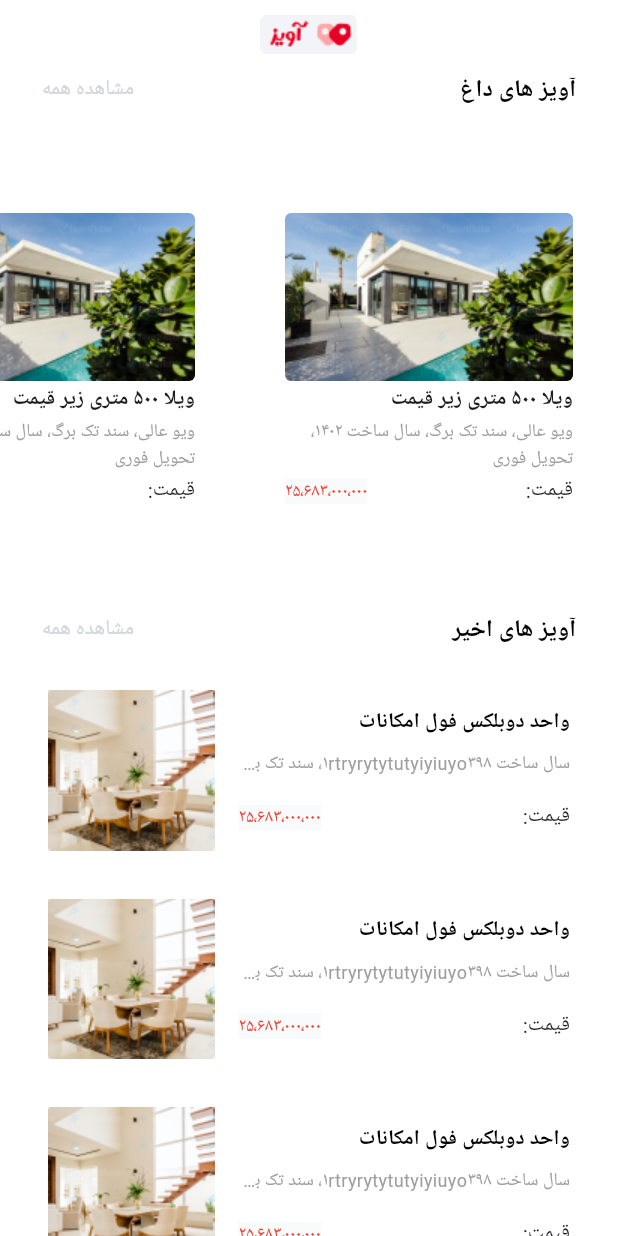
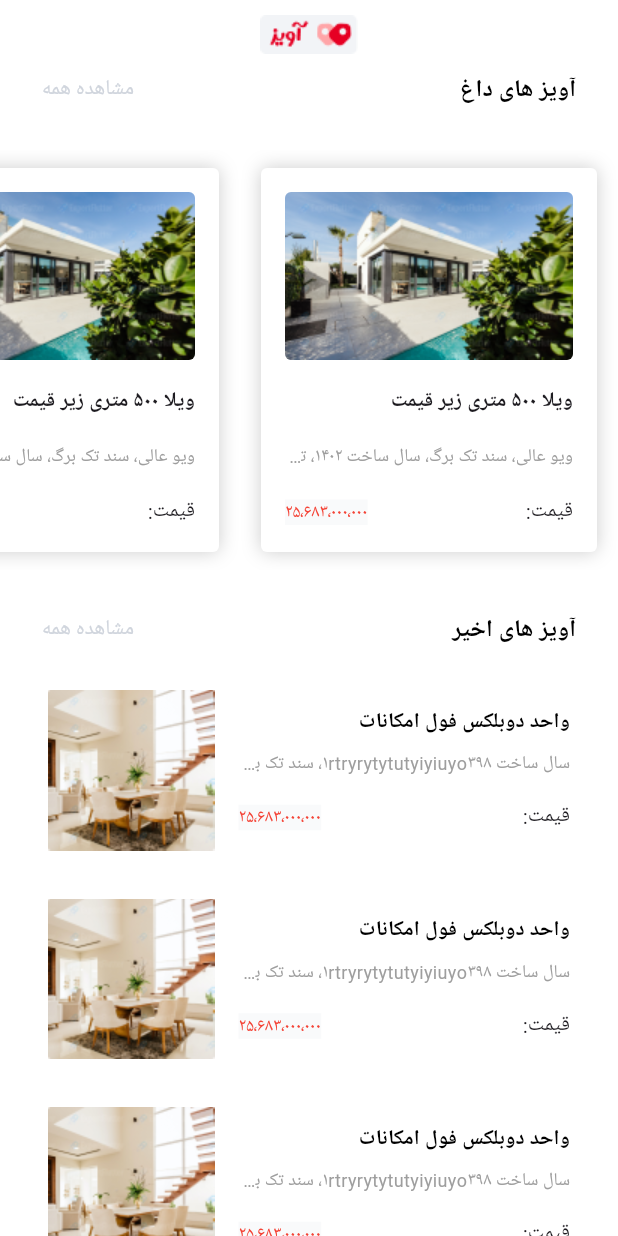
Before and after one commit to Ho3einTahan/Aviz-Application, a Flutter app: the HomeScreen screen opened directly, on a phone screen of 412 x 824 dp. Run offline on Flutter 3.47's test engine with Material 3 defaults, Android fonts, the phone set to English and light mode, and no system bars; our stand-ins replace font_awesome_flutter.

Commit message:
update  hot-promotion-widget.dart

```diff
--- a/lib/view/widget/hot-promotion-widget.dart
+++ b/lib/view/widget/hot-promotion-widget.dart
@@ -5,9 +5,10 @@ Widget HotPromotionWidget() {
   return Container(
     width: 224,
     padding: const EdgeInsets.all(16),
-    margin: const EdgeInsets.symmetric(horizontal: 14, vertical: 26),
-    decoration: BoxDecoration(
-        color: Colors.white, borderRadius: BorderRadius.circular(4)),
+    margin: const EdgeInsets.symmetric(horizontal: 14, vertical: 12),
+    decoration: BoxDecoration(boxShadow: [
+      BoxShadow(color: Colors.black.withOpacity(0.2), blurRadius: 10),
+    ], color: Colors.white, borderRadius: BorderRadius.circular(4)),
     child: Column(
       mainAxisAlignment: MainAxisAlignment.spaceBetween,
       crossAxisAlignment: CrossAxisAlignment.start,
@@ -16,9 +17,15 @@ Widget HotPromotionWidget() {
             borderRadius: BorderRadius.circular(4),
             child: Image.asset('images/home1.png')),
         Text('ویلا ۵۰۰ متری زیر قیمت',
-            style: TextStyle(fontSize: 14, fontWeight: FontWeight.w700)),
+            style: TextStyle(
+                fontSize: 14,
+                fontWeight: FontWeight.w700,
+                overflow: TextOverflow.ellipsis)),
         Text('ویو عالی، سند تک برگ، سال ساخت ۱۴۰۲، تحویل فوری',
-            style: TextStyle(fontSize: 12, color: Colors.grey)),
+            style: TextStyle(
+                fontSize: 12,
+                color: Colors.grey,
+                overflow: TextOverflow.ellipsis)),
         Row(
           mainAxisAlignment: MainAxisAlignment.spaceBetween,
           children: [
```
